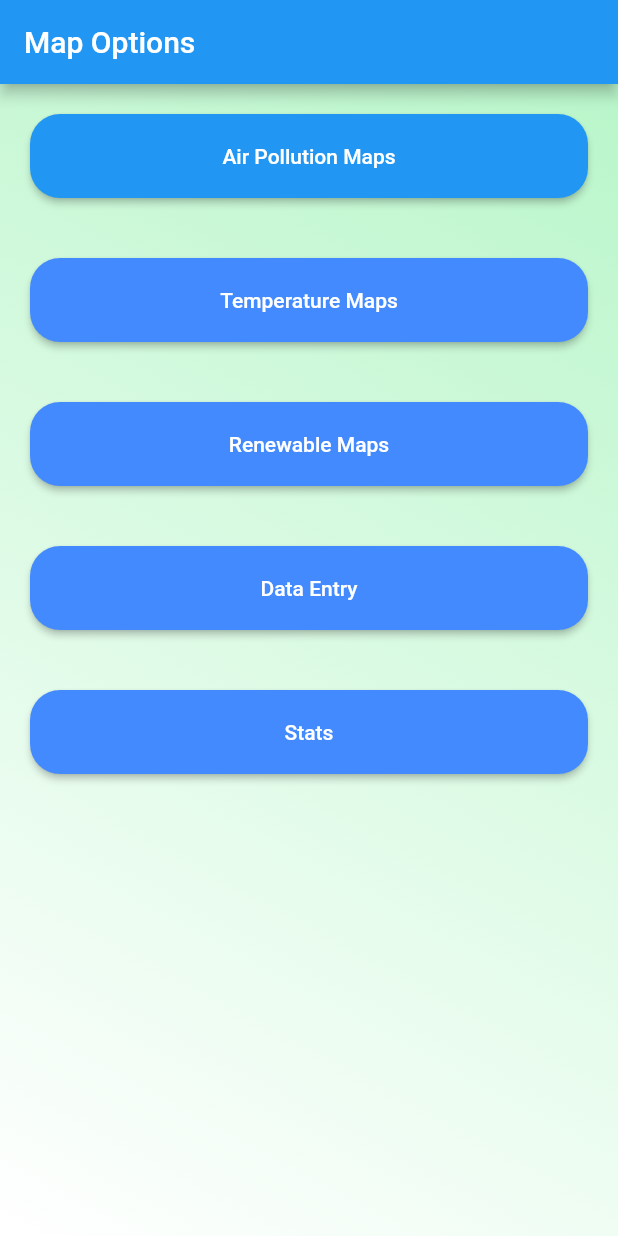
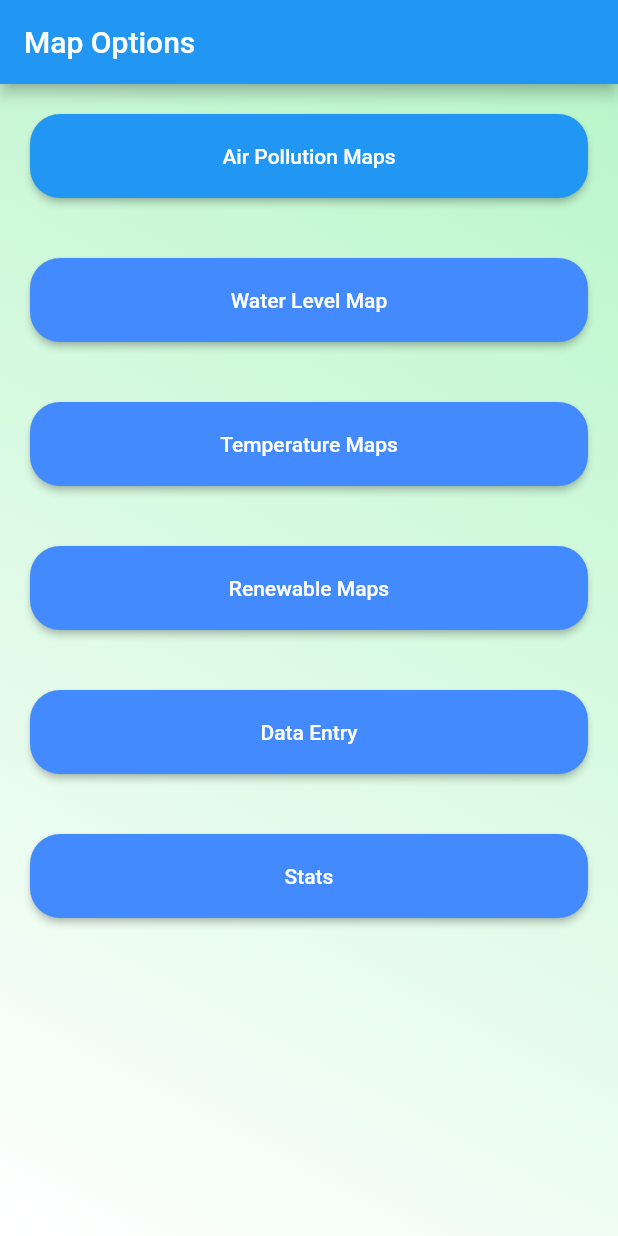
Before and after one commit to AdityaUI/climate_change_central, a Flutter app: the screen it shows after launch, on a phone screen of 412 x 824 dp. Run offline on Flutter 3.47's test engine with Material 2 defaults, Android fonts, the phone set to English and light mode, and no system bars; our stand-ins replace fl_chart, google_maps_flutter, webview_flutter.

Commit message:
ocean level page -- final

```diff
--- a/lib/map_select_page.dart
+++ b/lib/map_select_page.dart
@@ -2,6 +2,7 @@ import 'package:flutter/material.dart';
 import 'package:climate_change_central/main.dart';
 import 'package:climate_change_central/dataEntry_page.dart';
 import 'package:climate_change_central/stats_page.dart';
+import 'package:climate_change_central/ocean_level_page.dart';
 
 class mapSelect extends StatefulWidget {
   @override
@@ -28,6 +29,10 @@ class _mapSelectState extends State<mapSelect> {
 
   Future navigateToDataEntry(context) async {
     Navigator.push(context, MaterialPageRoute(builder: (context) => dataEntry()));
+  }
+
+  Future navigateToWaterLevel(context) async {
+    Navigator.push(context, MaterialPageRoute(builder: (context) => oceanLevel()));
   }
 
   @override
@@ -67,6 +72,22 @@ class _mapSelectState extends State<mapSelect> {
                       padding: const EdgeInsets.all(20),
                       onPressed: () {
                         navigateToPollution(context);
+                      }),
+                ),
+                Padding(
+                  padding: const EdgeInsets.all(20.0),
+                  child: RaisedButton(
+                      color: Colors.blueAccent,
+                      child: Text('Water Level Map', style: TextStyle(
+                        color: Colors.white,
+                      ),
+                      ),
+                      shape: RoundedRectangleBorder(
+                        borderRadius: BorderRadius.circular(20),
+                      ),
+                      padding: const EdgeInsets.all(20),
+                      onPressed: () {
+                        navigateToWaterLevel(context);
                       }),
                 ),
                 Padding(
--- a/pubspec.yaml
+++ b/pubspec.yaml
@@ -24,6 +24,7 @@ dependencies:
       url: https://github.com/Eimji/flutter_google_map_view
   google_maps_flutter: ^0.5.11
   fl_chart: ^0.4.2
+  webview_flutter:
 
   # The following adds the Cupertino Icons font to your application.
   # Use with the CupertinoIcons class for iOS style icons.
```
Also changed, not shown: lib/ocean_level_page.dart (added, +34 -0 lines), pubspec.lock.
